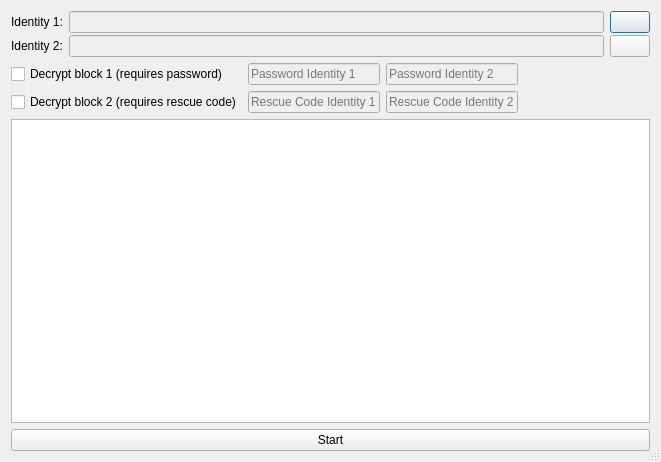
Above: ui/diffdialog.ui from sqrldev/IdTool before the change. Below: the same form after it.
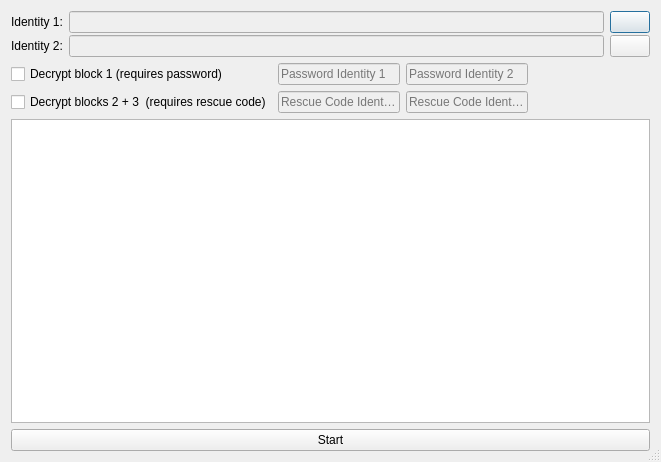
That is the form after the change. Icons and pictures are not drawn.

Commit message: Change UI string in DiffDialog

The edit to the form file:
```diff
--- a/ui/diffdialog.ui
+++ b/ui/diffdialog.ui
@@ -114,7 +114,7 @@
      <item row="1" column="0">
       <widget class="QCheckBox" name="chk_DecryptBlock2">
        <property name="text">
-        <string>Decrypt block 2 (requires rescue code)</string>
+        <string>Decrypt blocks 2 + 3  (requires rescue code)</string>
        </property>
       </widget>
      </item>
```
